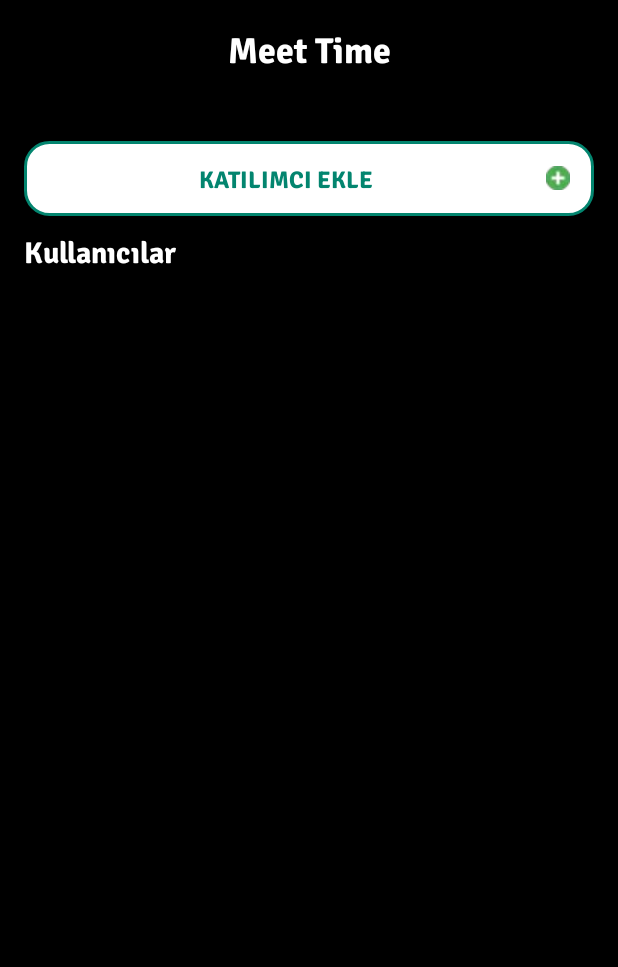
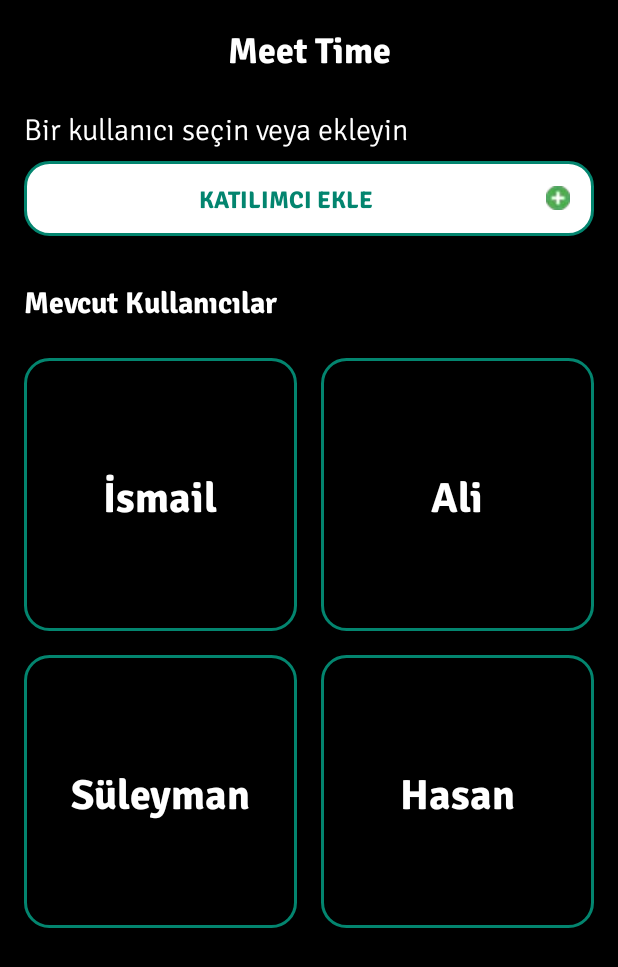
Before and after one commit to ismailgulerr/meettime, an Android app: the screen it shows after launch (MainActivity), on a phone screen of 412 x 824 dp. Shown: the top 967 px of the screen. Run offline under Robolectric (Android 15) with nearby library versions, the phone set to English and light mode, and no system bars; our stand-ins replace navigation-ui.

Commit message:
Listing users development.

```diff
--- a/app/src/main/java/com/ismailguler/meettime/ChooseUserFragment.kt
+++ b/app/src/main/java/com/ismailguler/meettime/chooseUser/ChooseUserFragment.kt
@@ -1,16 +1,20 @@
-package com.ismailguler.meettime
+package com.ismailguler.meettime.chooseUser
 
+import android.annotation.SuppressLint
 import android.os.Bundle
 import android.view.LayoutInflater
 import android.view.View
 import android.view.ViewGroup
 import androidx.fragment.app.Fragment
+import androidx.recyclerview.widget.GridLayoutManager
 import com.ismailguler.meettime.databinding.FragmentChooseUserBinding
 
-class ChooseUserFragment: Fragment() {
+
+class ChooseUserFragment : Fragment(), UsersAdapter.UsersAdapterImpl {
 
     private var _binding: FragmentChooseUserBinding? = null
     private val binding get() = _binding!!
+    private lateinit var adapter: UsersAdapter
 
     override fun onCreateView(
         inflater: LayoutInflater, container: ViewGroup?,
@@ -22,6 +26,20 @@ class ChooseUserFragment: Fragment() {
 
     override fun onViewCreated(view: View, savedInstanceState: Bundle?) {
         super.onViewCreated(view, savedInstanceState)
+        setupRecyclerView()
+    }
+
+    @SuppressLint("NotifyDataSetChanged")
+    private fun setupRecyclerView() {
+        val users = mutableListOf<String>("İsmail", "Ali", "Süleyman", "Hasan")
+
+        adapter = UsersAdapter(users, this)
+        binding.rvUsers.adapter = adapter
+        binding.rvUsers.layoutManager = GridLayoutManager(activity, 2)
+    }
+
+    override fun onClickedUser(user: String) {
+
     }
 
 }
--- /dev/null
+++ b/app/src/main/java/com/ismailguler/meettime/chooseUser/UsersAdapter.kt
@@ -0,0 +1,39 @@
+package com.ismailguler.meettime.chooseUser
+
+import android.annotation.SuppressLint
+import android.view.LayoutInflater
+import android.view.View
+import android.view.ViewGroup
+import androidx.recyclerview.widget.RecyclerView
+import com.ismailguler.meettime.R
+import com.ismailguler.meettime.databinding.ItemMeetingBinding
+import com.ismailguler.meettime.databinding.ItemUserBinding
+
+class UsersAdapter(private val userList: List<String>, val listener: UsersAdapterImpl) :
+    RecyclerView.Adapter<UsersAdapter.UserViewHolder>() {
+
+    class UserViewHolder(itemView: View) : RecyclerView.ViewHolder(itemView) {
+        val binding = ItemUserBinding.bind(itemView)
+    }
+
+    override fun onCreateViewHolder(parent: ViewGroup, viewType: Int): UserViewHolder {
+        val inflater = LayoutInflater.from(parent.context)
+        val itemView = inflater.inflate(R.layout.item_user, parent, false)
+        return UserViewHolder(itemView)
+    }
+
+    @SuppressLint("SetTextI18n")
+    override fun onBindViewHolder(holder: UserViewHolder, position: Int) {
+        val user = userList[position]
+        holder.binding.tvUserName.text = user
+        holder.binding.root.setOnClickListener { listener.onClickedUser(user) }
+    }
+
+    override fun getItemCount(): Int {
+        return userList.size
+    }
+
+    interface UsersAdapterImpl {
+        fun onClickedUser(user: String)
+    }
+}
--- /dev/null
+++ b/app/src/main/res/drawable/bg_item_user.xml
@@ -0,0 +1,10 @@
+<?xml version="1.0" encoding="utf-8"?>
+<!-- res/drawable/button_background.xml -->
+<shape xmlns:android="http://schemas.android.com/apk/res/android">
+
+    <stroke
+        android:width="2dp"
+        android:color="@color/base_turkuaz" />
+
+    <corners android:radius="16dp" />
+</shape>
--- a/app/src/main/res/layout/fragment_choose_user.xml
+++ b/app/src/main/res/layout/fragment_choose_user.xml
@@ -2,12 +2,22 @@
 <LinearLayout xmlns:android="http://schemas.android.com/apk/res/android"
     android:layout_width="match_parent"
     android:layout_height="match_parent"
+    xmlns:app="http://schemas.android.com/apk/res-auto"
     android:orientation="vertical">
+
+    <TextView
+        android:layout_width="match_parent"
+        android:layout_height="wrap_content"
+        android:fontFamily="@font/signika_light"
+        android:layout_marginHorizontal="16dp"
+        android:layout_marginVertical="8dp"
+        android:textSize="20sp"
+        android:textColor="@color/white"
+        android:text="Bir kullanıcı seçin veya ekleyin"/>
 
     <androidx.appcompat.widget.AppCompatButton
         android:layout_width="match_parent"
         android:layout_height="50dp"
-        android:layout_marginTop="30dp"
         android:textColor="@color/base_turkuaz"
         android:layout_marginHorizontal="16dp"
         android:fontFamily="@font/signika_bold"
@@ -22,14 +32,18 @@
         android:layout_height="wrap_content"
         android:fontFamily="@font/signika_bold"
         android:layout_marginHorizontal="16dp"
-        android:layout_marginVertical="8dp"
+        android:layout_marginTop="28dp"
+        android:layout_marginBottom="8dp"
         android:textSize="20sp"
         android:textColor="@color/white"
-        android:text="Kullanıcılar"/>
+        android:text="Mevcut Kullanıcılar"/>
 
     <androidx.recyclerview.widget.RecyclerView
+        android:id="@+id/rv_users"
         android:layout_width="match_parent"
         android:layout_height="match_parent"
+        android:layout_marginHorizontal="8dp"
+        android:orientation="vertical"
         android:layout_marginTop="8dp"/>
 
 </LinearLayout>
--- /dev/null
+++ b/app/src/main/res/layout/item_user.xml
@@ -0,0 +1,25 @@
+<?xml version="1.0" encoding="utf-8"?>
+<androidx.constraintlayout.widget.ConstraintLayout xmlns:android="http://schemas.android.com/apk/res/android"
+    android:layout_width="match_parent"
+    android:layout_height="wrap_content"
+    xmlns:app="http://schemas.android.com/apk/res-auto"
+    android:background="@drawable/bg_item_user"
+    xmlns:tools="http://schemas.android.com/tools"
+    android:layout_margin="8dp">
+
+    <TextView
+        android:id="@+id/tv_user_name"
+        android:layout_width="match_parent"
+        android:layout_height="0dp"
+        app:layout_constraintTop_toTopOf="parent"
+        app:layout_constraintBottom_toBottomOf="parent"
+        app:layout_constraintStart_toStartOf="parent"
+        app:layout_constraintEnd_toEndOf="parent"
+        android:gravity="center"
+        android:fontFamily="@font/signika_bold"
+        android:textSize="28sp"
+        android:textColor="@color/white"
+        app:layout_constraintDimensionRatio="1:1"
+        tools:text="İsmail"/>
+
+</androidx.constraintlayout.widget.ConstraintLayout>
--- a/app/src/main/res/navigation/nav_graph.xml
+++ b/app/src/main/res/navigation/nav_graph.xml
@@ -7,7 +7,7 @@
 
     <fragment
         android:id="@+id/ChooseUserFragment"
-        android:name="com.ismailguler.meettime.ChooseUserFragment"
+        android:name="com.ismailguler.meettime.chooseUser.ChooseUserFragment"
         tools:layout="@layout/fragment_choose_user">
         <action
             android:id="@+id/action_ChooseUserFragment_to_MeetingsFragment"
```
